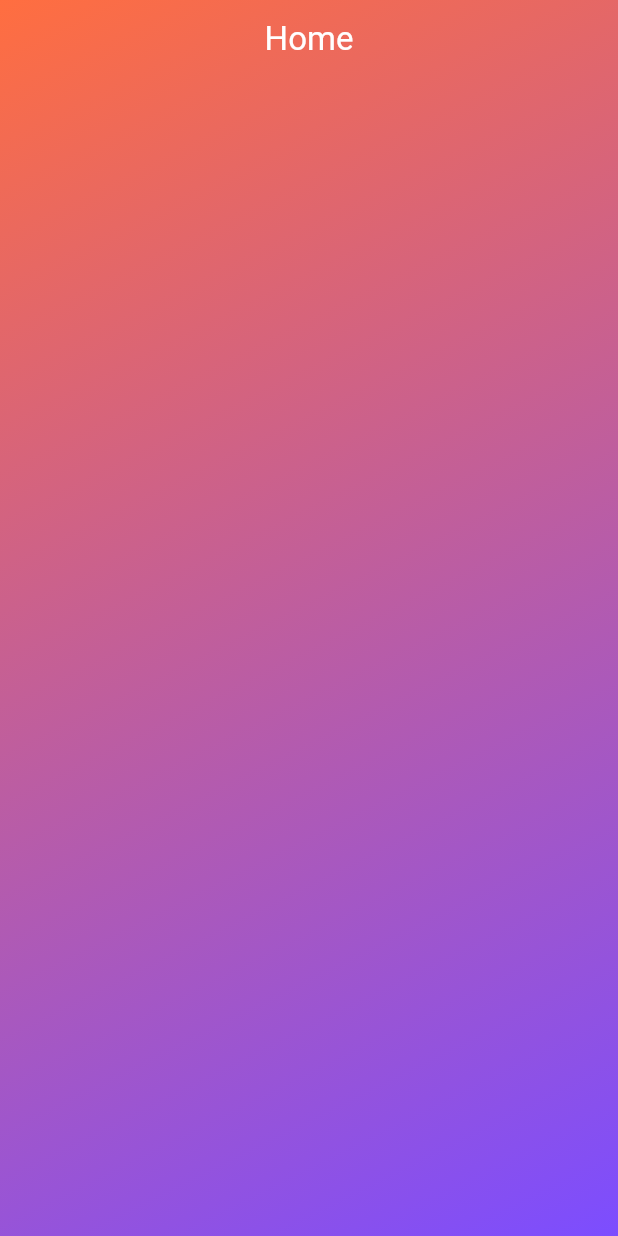
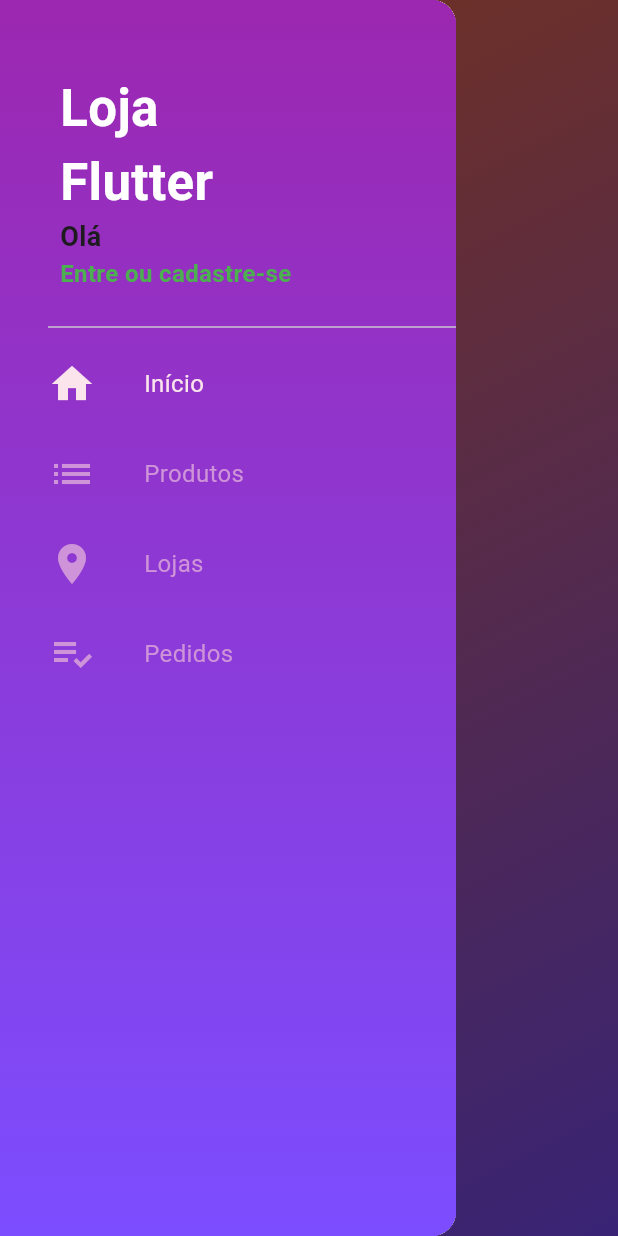
Before and after one commit to aka-toliu/loja-flutter, a Flutter app: the screen it shows after launch, with the side drawer open (before the commit the screen has no drawer), on a phone screen of 412 x 824 dp. Run offline on Flutter 3.47's test engine with Material 3 defaults, Android fonts, the phone set to English and light mode, and no system bars; our stand-ins replace cloud_firestore, firebase_core, transparent_image; accounts and stored records are empty.

Commit message:
feature: Drawer

```diff
--- a/lib/main.dart
+++ b/lib/main.dart
@@ -16,7 +16,7 @@ Future<void> main() async {
     home: HomePage(),
     debugShowCheckedModeBanner: false,
     theme: ThemeData(
-      primaryColor: Colors.green
+      primaryColor: Colors.green,
     ),
   ));
 }
--- a/lib/ui/pages/home_page.dart
+++ b/lib/ui/pages/home_page.dart
@@ -1,5 +1,7 @@
 import 'package:flutter/material.dart';
 import 'package:loja/ui/pages/home_tab.dart';
+
+import '../widgets/custom_drawer.dart';
 
 class HomePage extends StatelessWidget {
 
@@ -11,9 +13,15 @@ class HomePage extends StatelessWidget {
   Widget build(BuildContext context) {
     return PageView(
       controller: _pageController,
-      physics: const NeverScrollableScrollPhysics(),
-      children: const [
-           HomeTab(),
+      /*physics: const NeverScrollableScrollPhysics(),*/
+      children: [
+           Scaffold(
+               body: const HomeTab(),
+               drawer: CustomDrawer(pageController: _pageController,),
+           ),
+          Container(color: Colors.blueAccent,),
+          Container(color: Colors.redAccent,),
+          Container(color: Colors.greenAccent,),
       ],
     );
   }
--- /dev/null
+++ b/lib/ui/widgets/custom_drawer.dart
@@ -0,0 +1,83 @@
+import 'package:flutter/material.dart';
+import 'package:loja/ui/widgets/drawer_tile.dart';
+
+class CustomDrawer extends StatelessWidget {
+
+  final PageController? pageController;
+
+  const CustomDrawer({super.key, this.pageController});
+
+  @override
+  Widget build(BuildContext context) {
+
+    Widget _buildDrawerBack() => Container(
+      decoration: const BoxDecoration(
+          gradient: LinearGradient(colors: [
+            Colors.purple,
+            Colors.deepPurpleAccent
+          ],
+              begin: Alignment.topCenter,
+              end: Alignment.bottomCenter
+          )
+      ),
+    );
+
+    return Drawer(
+      child: Stack(
+        children: [
+          _buildDrawerBack(),
+          ListView(
+            padding: EdgeInsets.only(left: 32, top: 32),
+            children: [
+              Container(
+                margin: EdgeInsets.only(bottom: 8),
+                padding: EdgeInsets.all(8),
+                height: 170,
+                child: Stack(
+                  children: [
+                    const Positioned(
+                      top: 8,
+                      left: 0,
+                      child: Text('Loja\nFlutter',
+                        style: TextStyle(
+                        fontSize: 34,
+                        fontWeight: FontWeight.bold,
+                          color: Colors.white
+                      ),),
+                    ),
+                    Positioned(
+                      left: 0,
+                      bottom: 0,
+                      child: Column(
+                      crossAxisAlignment: CrossAxisAlignment.start,
+                        children: [
+                          const Text('Olá', style: TextStyle(
+                            fontSize: 18,
+                            fontWeight: FontWeight.bold
+                          ),
+                          ),
+                          GestureDetector(
+                            child: Text('Entre ou cadastre-se', style: TextStyle(
+                              color: Theme.of(context).primaryColor,
+                              fontSize: 16,
+                              fontWeight: FontWeight.bold
+                            ),),
+                            onTap: (){},
+                          )
+                        ],
+                    ))
+                  ],
+                ),
+              ),
+              const Divider(),
+              DrawerTile(icon: Icons.home, text: "Início", pageController: pageController,page: 0,),
+              DrawerTile(icon: Icons.list, text: "Produtos", pageController: pageController,page: 1,),
+              DrawerTile(icon: Icons.location_on, text: "Lojas", pageController: pageController,page: 2,),
+              DrawerTile(icon: Icons.playlist_add_check, text: "Pedidos", pageController: pageController,page: 3,),
+            ],
+          )
+        ],
+      ),
+    );
+  }
+}
--- /dev/null
+++ b/lib/ui/widgets/drawer_tile.dart
@@ -0,0 +1,39 @@
+import 'package:flutter/material.dart';
+
+class DrawerTile extends StatelessWidget {
+
+  final IconData? icon;
+  final String? text;
+  final PageController? pageController;
+  final int? page;
+
+  const DrawerTile({super.key, this.icon, this.text, this.pageController, this.page});
+
+  @override
+  Widget build(BuildContext context) {
+    return Material(
+      color: Colors.transparent,
+      child: InkWell(
+        onTap: (){
+          Navigator.of(context).pop();
+          pageController?.jumpToPage(page!);
+        },
+        child: Container(
+          height: 60,
+          child: Row(
+            children: [
+              Icon(icon,
+                size: 32,
+                color: pageController?.page?.round() == page ? Colors.pink[50] : Colors.purple[200]),
+              const SizedBox(width: 32,),
+              Text(text!, style: TextStyle(
+                fontSize: 16,
+                color: pageController?.page?.round() == page ? Colors.pink[50] : Colors.purple[200]),
+              ),
+            ],
+          ),
+        ),
+      ),
+    );
+  }
+}
```
